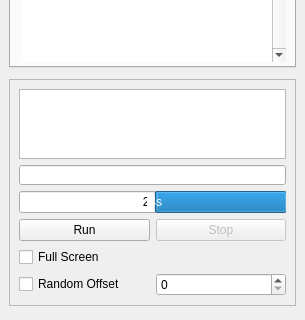
The window that qtUI/Runner.ui (jupiterbjy/python-macro-practice) describes before a commit, drawn with Qt 5; both pictures show x 0 to 305 and y 267 to 587 of the 305 by 587 pixel window.
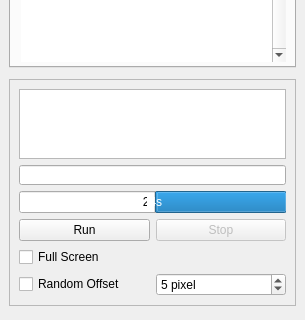
The same window after the commit.

Patch:
```diff
--- a/qtUI/Runner.ui
+++ b/qtUI/Runner.ui
@@ -250,7 +250,17 @@
        <item row="3" column="0">
         <layout class="QGridLayout" name="gridLayout">
          <item row="2" column="1">
-          <widget class="QSpinBox" name="randOffsetSpin"/>
+          <widget class="QSpinBox" name="randOffsetSpin">
+           <property name="suffix">
+            <string> pixel</string>
+           </property>
+           <property name="maximum">
+            <number>50</number>
+           </property>
+           <property name="value">
+            <number>5</number>
+           </property>
+          </widget>
          </item>
          <item row="2" column="0">
           <widget class="QCheckBox" name="randOffsetCheck">
```
